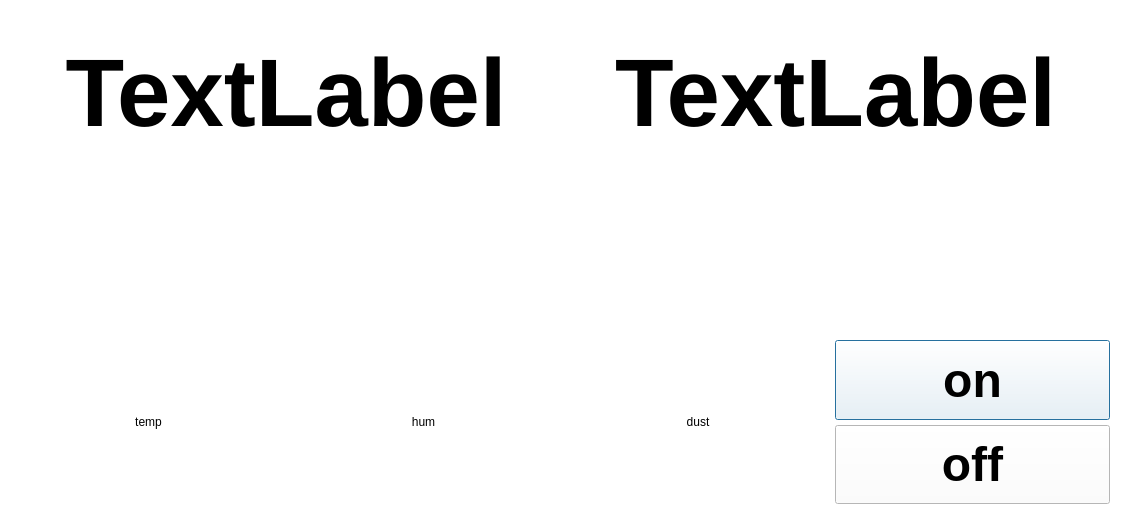
Before: the Qt Designer form Raspberry/dialog.ui in psy1064/DJU_OSP, drawn with Qt 5.
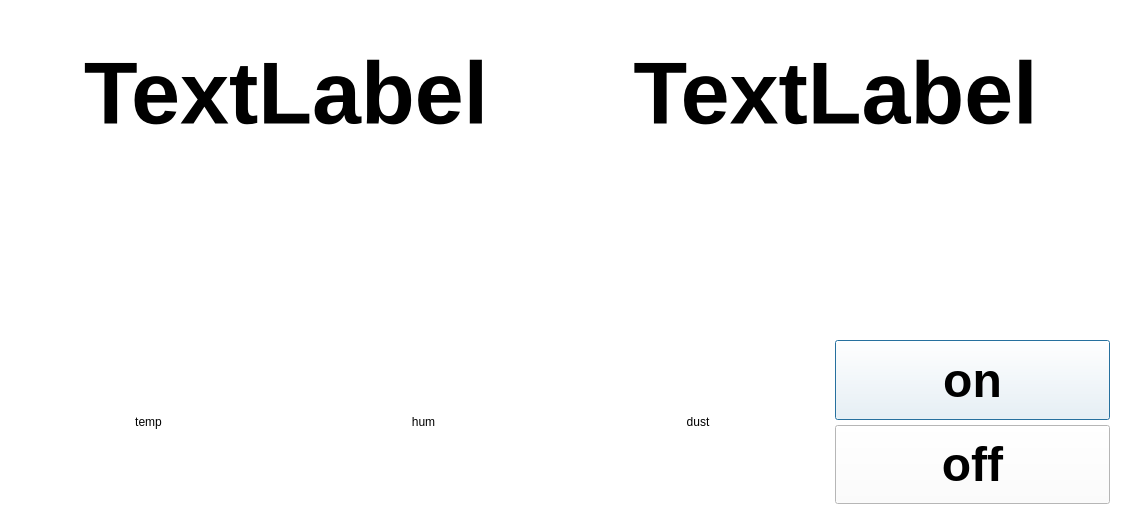
After: the same form once the commit is applied.

Diff of the .ui file:
```diff
--- a/Raspberry/dialog.ui
+++ b/Raspberry/dialog.ui
@@ -40,7 +40,7 @@
         <widget class="QLabel" name="dateValue">
          <property name="font">
           <font>
-           <pointsize>72</pointsize>
+           <pointsize>66</pointsize>
            <weight>75</weight>
            <bold>true</bold>
           </font>
@@ -57,7 +57,7 @@
         <widget class="QLabel" name="timeValue">
          <property name="font">
           <font>
-           <pointsize>72</pointsize>
+           <pointsize>66</pointsize>
            <weight>75</weight>
            <bold>true</bold>
           </font>
```
Left out of the diff: 6 changed lines with no effect on the pictures.
